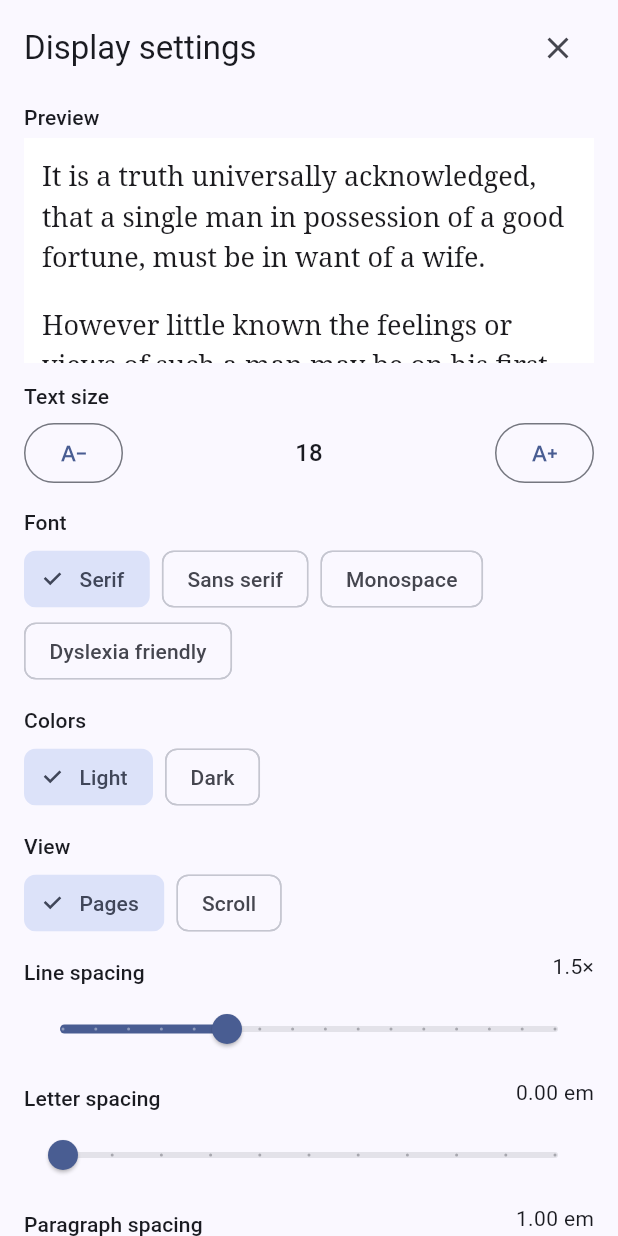
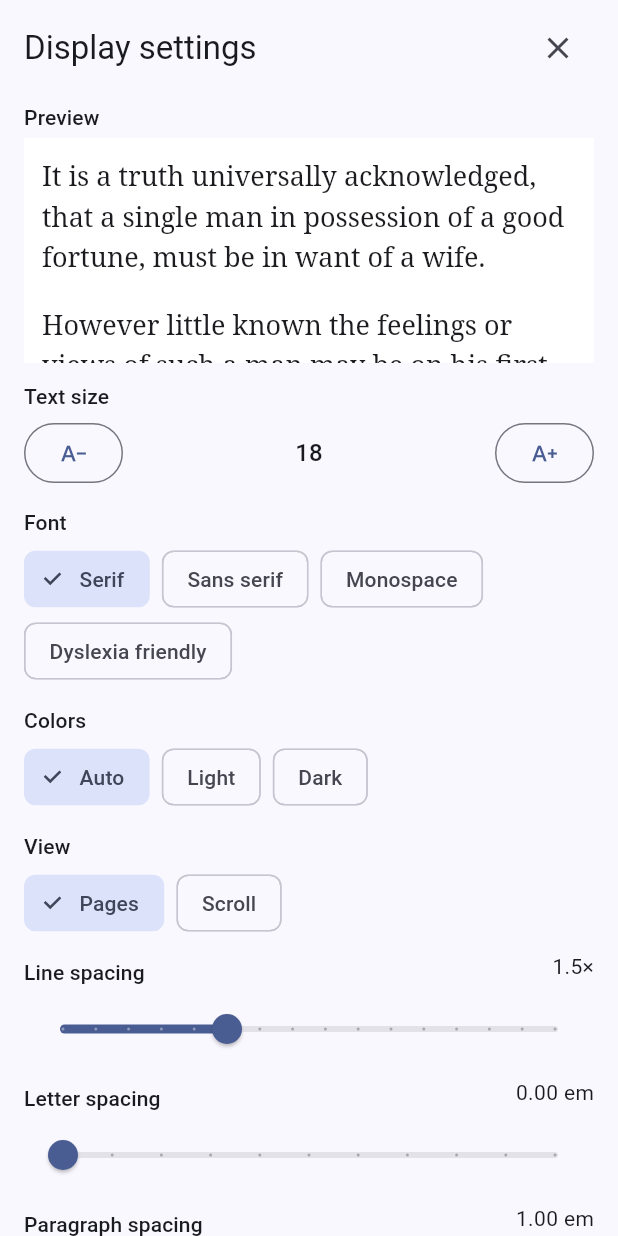
Before and after one commit to bradley-benjamin26/freebookreader, a Flutter app: the ReaderSettingsSheet widget shown alone on an empty page, opened directly with empty values, on a phone screen of 412 x 824 dp. Run offline on Flutter 3.47's test engine with Material 3 defaults, Android fonts, the phone set to English and light mode, and no system bars; our stand-ins replace flutter_tts, just_audio, shared_preferences; missing offline and left inert: flutter_readium, pointer_interceptor; accounts and stored records are empty; network calls fail.

Commit message:
fix: the reader follows the system's dark mode (Auto is the new default)
Co-Authored-By: Claude Opus 5.5 <noreply@anthropic.com>

```diff
--- a/app/lib/reader/reader_settings.dart
+++ b/app/lib/reader/reader_settings.dart
@@ -1,9 +1,12 @@
 import 'dart:convert';
+
+import 'dart:ui' show Brightness;
 
 import 'package:flutter/painting.dart';
 import 'package:shared_preferences/shared_preferences.dart';
 
-enum ReaderTheme { light, dark }
+/// [system] follows the platform's brightness; see [ReaderSettings.resolve].
+enum ReaderTheme { system, light, dark }
 
 enum ViewMode { pageTurner, scroll }
 
@@ -26,7 +29,7 @@ enum ReaderFont {
 /// Display settings for the reader. Values outside the limits are clamped.
 class ReaderSettings {
   const ReaderSettings({
-    this.theme = ReaderTheme.light,
+    this.theme = ReaderTheme.system,
     double fontSize = 18,
     this.fontFamily = ReaderFont.serif,
     double lineHeight = 1.5,
@@ -56,6 +59,11 @@ class ReaderSettings {
 
   /// Space between paragraphs, in ems.
   double get paragraphSpacing => _paragraphSpacing.clamp(0.0, maxParagraphSpacing);
+
+  /// [system] made concrete for [platform]; the engines and the screen only see resolved settings.
+  ReaderSettings resolve(Brightness platform) => theme != ReaderTheme.system
+      ? this
+      : copyWith(theme: platform == Brightness.dark ? ReaderTheme.dark : ReaderTheme.light);
 
   // Both pairs exceed the WCAG AA 4.5:1 contrast ratio by a wide margin.
   Color get backgroundColor =>
--- a/app/lib/reader/settings_sheet.dart
+++ b/app/lib/reader/settings_sheet.dart
@@ -35,6 +35,7 @@ class ReaderSettingsSheet extends StatelessWidget {
         child: ValueListenableBuilder<ReaderSettings>(
           valueListenable: settings,
           builder: (context, s, _) {
+            final shown = s.resolve(MediaQuery.platformBrightnessOf(context));
             Widget label(String name) => Padding(
                   padding: const EdgeInsets.only(top: 12, bottom: 4),
                   child: Text(name, style: text.titleSmall),
@@ -98,7 +99,7 @@ class ReaderSettingsSheet extends StatelessWidget {
                     child: ClipRect(
                     child: Container(
                     key: const Key('settings-preview'),
-                    color: s.backgroundColor,
+                    color: shown.backgroundColor,
                     height: 150,
                     padding: const EdgeInsets.all(12),
                     child: OverflowBox(
@@ -107,9 +108,9 @@ class ReaderSettingsSheet extends StatelessWidget {
                       child: Column(
                         crossAxisAlignment: CrossAxisAlignment.stretch,
                         children: [
-                          Text(_previewParagraphs[0], style: s.textStyle),
+                          Text(_previewParagraphs[0], style: shown.textStyle),
                           SizedBox(height: s.paragraphSpacing * s.fontSize),
-                          Text(_previewParagraphs[1], style: s.textStyle),
+                          Text(_previewParagraphs[1], style: shown.textStyle),
                         ],
                       ),
                     ),
@@ -152,6 +153,7 @@ class ReaderSettingsSheet extends StatelessWidget {
                   ], s.fontFamily, (f) => _change((v) => v.copyWith(fontFamily: f))),
                   label('Colors'),
                   choices([
+                    (const Key('theme-system'), 'Auto', ReaderTheme.system),
                     (const Key('theme-light'), 'Light', ReaderTheme.light),
                     (const Key('theme-dark'), 'Dark', ReaderTheme.dark),
                   ], s.theme, (t) => _change((v) => v.copyWith(theme: t))),
```
Also changed, not shown: app/lib/reader/reader_page.dart (+18 -4 lines), 3 other files.
